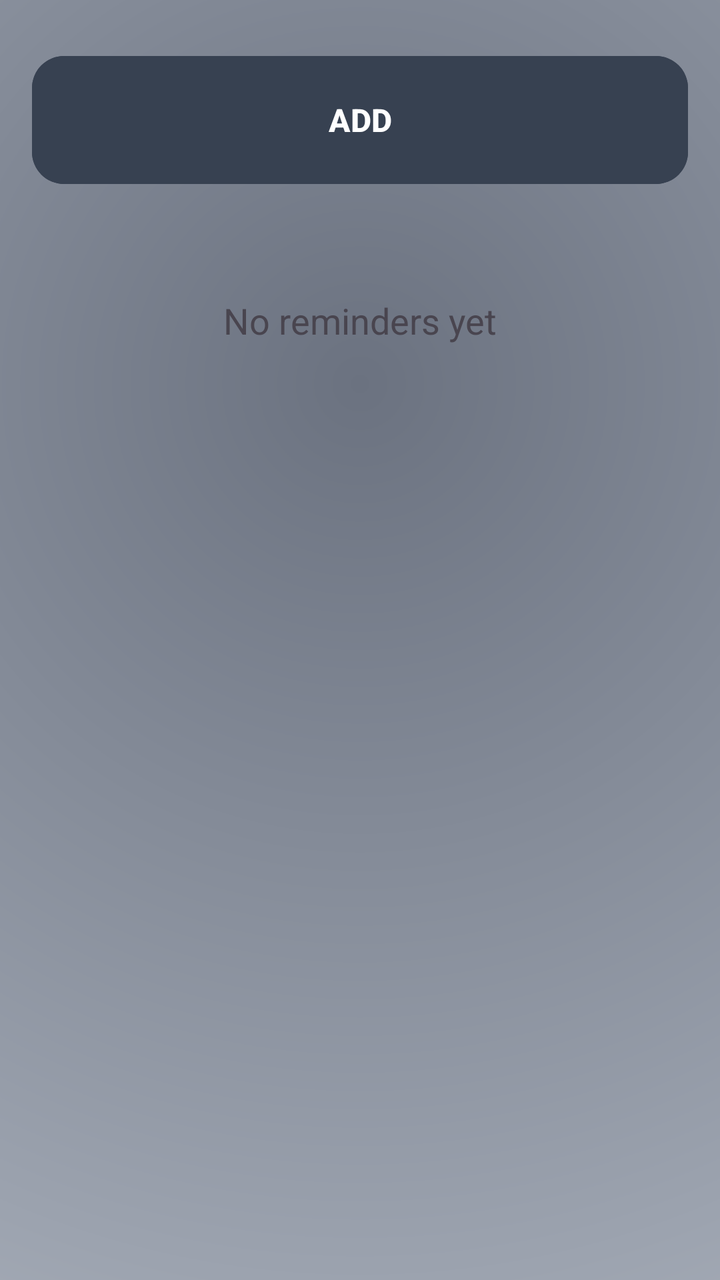
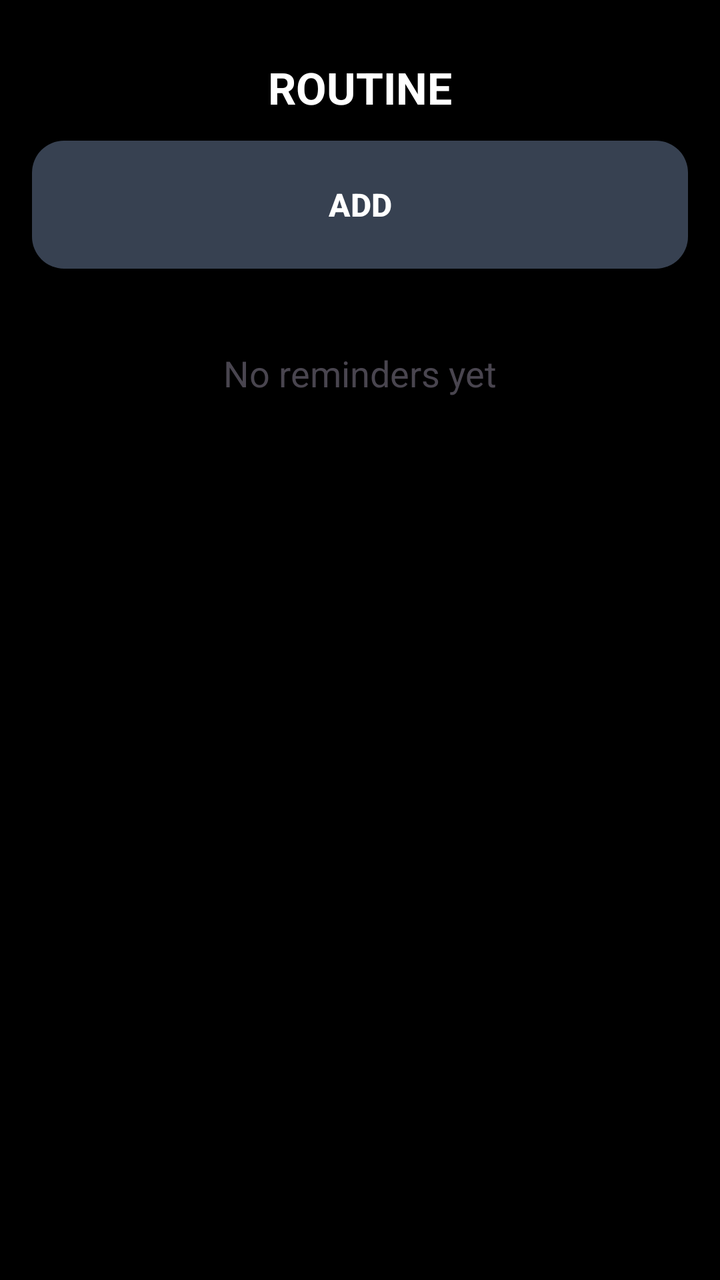

An Android layout rendered at two revisions. The XML below is the earlier revision; the diff shows what the commit changed to produce the second picture.
<!-- AndroidManifest.xml: application theme Theme.AllIsOK -->
<!-- res/layout/activity_care.xml -->
<?xml version="1.0" encoding="utf-8"?>
<LinearLayout
    xmlns:android="http://schemas.android.com/apk/res/android"
    xmlns:app="http://schemas.android.com/apk/res-auto"
    android:layout_width="match_parent"
    android:layout_height="match_parent"
    android:orientation="vertical"
    android:padding="16dp"
    android:background="@drawable/bg_home_gradient">

    <TextView
        android:id="@+id/viewAdminIndicator"
        android:layout_width="match_parent"
        android:layout_height="28dp"
        android:background="@android:color/holo_red_dark"
        android:gravity="center"
        android:text="@string/admin_mode_active"
        android:textColor="@android:color/white"
        android:textSize="12sp"
        android:textStyle="bold"
        android:visibility="gone"/>

    <com.google.android.material.button.MaterialButton
        android:id="@+id/btnAddCare"
        android:layout_width="match_parent"
        android:layout_height="64dp"
        android:layout_marginTop="12dp"
        android:layout_marginBottom="16dp"
        android:text="@string/care_add"
        android:textAllCaps="false"
        android:textSize="16sp"
        android:textStyle="bold"
        android:insetTop="0dp"
        android:insetBottom="0dp"
        android:backgroundTint="?attr/colorPrimary"
        app:cornerRadius="16dp"/>

    <TextView
        android:id="@+id/textEmpty"
        android:layout_width="match_parent"
        android:layout_height="wrap_content"
        android:text="@string/care_empty"
        android:textSize="18sp"
        android:gravity="center"
        android:layout_marginTop="40dp"/>

    <androidx.recyclerview.widget.RecyclerView
        android:id="@+id/recyclerCare"
        android:layout_width="match_parent"
        android:layout_height="match_parent"
        android:scrollbars="vertical"
        android:fadeScrollbars="false"
        android:scrollbarStyle="insideInset" />

</LinearLayout>
<!-- resources referenced by this layout -->
<resources>
  <!-- drawable bg_home_gradient (drawable) -->
  <?xml version="1.0" encoding="utf-8"?>
  <shape xmlns:android="http://schemas.android.com/apk/res/android"
      android:shape="rectangle">
  
      <gradient
          android:type="radial"
          android:gradientRadius="900dp"
          android:centerX="0.5"
          android:centerY="0.3"
          android:startColor="#6B7280"
          android:centerColor="#9CA3AF"
          android:endColor="#D1D5DB" />
  
  </shape>
  <string name="admin_mode_active">ADMIN MODE ACTIVE</string>
  <string name="care_add">ADD</string>
  <string name="care_empty">No reminders yet</string>
  <style name="Theme.AllIsOK" parent="Base.Theme.AllIsOK">
          <item name="colorPrimary">@color/expirely_primary</item>
          <item name="colorOnPrimary">@color/expirely_onPrimary</item>
          <item name="android:statusBarColor">@color/expirely_primary</item>
          <item name="popupMenuStyle">@style/Widget.AllIsOK.PopupMenu</item>
          <item name="actionOverflowMenuStyle">@style/Widget.AllIsOK.PopupMenu</item>
          <item name="android:textColorPrimary">#111111</item>
          <item name="android:textColorSecondary">#333333</item>
      </style>
  <style name="Base.Theme.AllIsOK" parent="Theme.Material3.DayNight.NoActionBar">
      </style>
  <color name="expirely_primary">#374151</color>
  <color name="expirely_onPrimary">#FFFFFF</color>
  <style name="Widget.AllIsOK.PopupMenu" parent="Widget.Material3.PopupMenu">
          <item name="android:popupBackground">@drawable/bg_rounded_popup</item>
          <item name="android:popupElevation">12dp</item>
          <item name="android:textColor">#111111</item>
          <item name="android:itemTextAppearance">@style/AllIsOK.PopupMenuItemText</item>
      </style>
  <!-- drawable bg_rounded_popup (drawable) -->
  <?xml version="1.0" encoding="utf-8"?>
  <shape xmlns:android="http://schemas.android.com/apk/res/android"
      android:shape="rectangle">
      <solid android:color="#FFFFFF" />
      <corners android:radius="18dp" />
      <stroke
          android:width="1dp"
          android:color="#1A000000" />
      <padding
          android:left="8dp"
          android:top="8dp"
          android:right="8dp"
          android:bottom="8dp" />
  </shape>
  <style name="AllIsOK.PopupMenuItemText" parent="@android:style/TextAppearance.Material.Menu">
          <item name="android:textColor">#111111</item>
          <item name="android:textStyle">bold</item>
      </style>
</resources>

<!-- the commit's change to res/layout/activity_care.xml (unified diff, before → after) -->
@@ -1,16 +1,27 @@
 <?xml version="1.0" encoding="utf-8"?>
-<LinearLayout
+<androidx.constraintlayout.widget.ConstraintLayout
     xmlns:android="http://schemas.android.com/apk/res/android"
     xmlns:app="http://schemas.android.com/apk/res-auto"
     android:layout_width="match_parent"
     android:layout_height="match_parent"
-    android:orientation="vertical"
-    android:padding="16dp"
-    android:background="@drawable/bg_home_gradient">
+    android:background="#000000">
+
+    <TextView
+        android:id="@+id/textRoutineTitle"
+        android:layout_width="wrap_content"
+        android:layout_height="wrap_content"
+        android:layout_marginTop="29dp"
+        android:text="@string/home_routine"
+        android:textColor="#FFFFFF"
+        android:textSize="22sp"
+        android:textStyle="bold"
+        app:layout_constraintEnd_toEndOf="parent"
+        app:layout_constraintStart_toStartOf="parent"
+        app:layout_constraintTop_toTopOf="parent" />
 
     <TextView
         android:id="@+id/viewAdminIndicator"
-        android:layout_width="match_parent"
+        android:layout_width="0dp"
         android:layout_height="28dp"
         android:background="@android:color/holo_red_dark"
         android:gravity="center"
@@ -18,38 +29,55 @@
         android:textColor="@android:color/white"
         android:textSize="12sp"
         android:textStyle="bold"
-        android:visibility="gone"/>
+        android:visibility="gone"
+        app:layout_constraintEnd_toEndOf="parent"
+        app:layout_constraintStart_toStartOf="parent"
+        app:layout_constraintTop_toBottomOf="@id/textRoutineTitle" />
 
     <com.google.android.material.button.MaterialButton
         android:id="@+id/btnAddCare"
-        android:layout_width="match_parent"
+        android:layout_width="0dp"
         android:layout_height="64dp"
+        android:layout_marginStart="16dp"
         android:layout_marginTop="12dp"
+        android:layout_marginEnd="16dp"
         android:layout_marginBottom="16dp"
+        android:insetBottom="0dp"
+        android:insetTop="0dp"
         android:text="@string/care_add"
         android:textAllCaps="false"
+        android:textColor="@color/allisok_onPrimary"
         android:textSize="16sp"
         android:textStyle="bold"
-        android:insetTop="0dp"
-        android:insetBottom="0dp"
-        android:backgroundTint="?attr/colorPrimary"
-        app:cornerRadius="16dp"/>
+        app:backgroundTint="?attr/colorPrimary"
+        app:cornerRadius="16dp"
+        app:elevation="0dp"
+        app:layout_constraintEnd_toEndOf="parent"
+        app:layout_constraintStart_toStartOf="parent"
+        app:layout_constraintTop_toBottomOf="@id/viewAdminIndicator" />
 
     <TextView
         android:id="@+id/textEmpty"
-        android:layout_width="match_parent"
+        android:layout_width="0dp"
         android:layout_height="wrap_content"
+        android:layout_marginTop="40dp"
+        android:gravity="center"
         android:text="@string/care_empty"
         android:textSize="18sp"
-        android:gravity="center"
-        android:layout_marginTop="40dp"/>
+        app:layout_constraintEnd_toEndOf="parent"
+        app:layout_constraintStart_toStartOf="parent"
+        app:layout_constraintTop_toBottomOf="@id/btnAddCare" />
 
     <androidx.recyclerview.widget.RecyclerView
         android:id="@+id/recyclerCare"
-        android:layout_width="match_parent"
-        android:layout_height="match_parent"
+        android:layout_width="0dp"
+        android:layout_height="0dp"
+        android:fadeScrollbars="false"
+        android:scrollbarStyle="insideInset"
         android:scrollbars="vertical"
-        android:fadeScrollbars="false"
-        android:scrollbarStyle="insideInset" />
+        app:layout_constraintBottom_toBottomOf="parent"
+        app:layout_constraintEnd_toEndOf="parent"
+        app:layout_constraintStart_toStartOf="parent"
+        app:layout_constraintTop_toBottomOf="@id/btnAddCare" />
 
-</LinearLayout>
+</androidx.constraintlayout.widget.ConstraintLayout>
<!-- resource entries referenced after the edit -->
@@ -1,23 +1,10 @@
 <!-- resources referenced by this layout -->
 <resources>
-  <!-- drawable bg_home_gradient (drawable) -->
-  <?xml version="1.0" encoding="utf-8"?>
-  <shape xmlns:android="http://schemas.android.com/apk/res/android"
-      android:shape="rectangle">
-  
-      <gradient
-          android:type="radial"
-          android:gradientRadius="900dp"
-          android:centerX="0.5"
-          android:centerY="0.3"
-          android:startColor="#6B7280"
-          android:centerColor="#9CA3AF"
-          android:endColor="#D1D5DB" />
-  
-  </shape>
+  <color name="allisok_onPrimary">#FFFFFF</color>
   <string name="admin_mode_active">ADMIN MODE ACTIVE</string>
   <string name="care_add">ADD</string>
   <string name="care_empty">No reminders yet</string>
+  <string name="home_routine">ROUTINE</string>
   <style name="Theme.AllIsOK" parent="Base.Theme.AllIsOK">
           <item name="colorPrimary">@color/expirely_primary</item>
           <item name="colorOnPrimary">@color/expirely_onPrimary</item>
